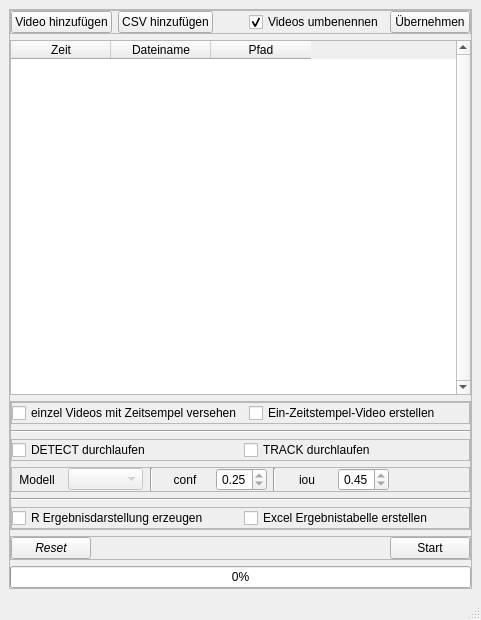
Above: Entwicklung/mainUi.ui from PetersLogistik/AddOn-OpenTrafficCam before the change. Below: the same form after it.
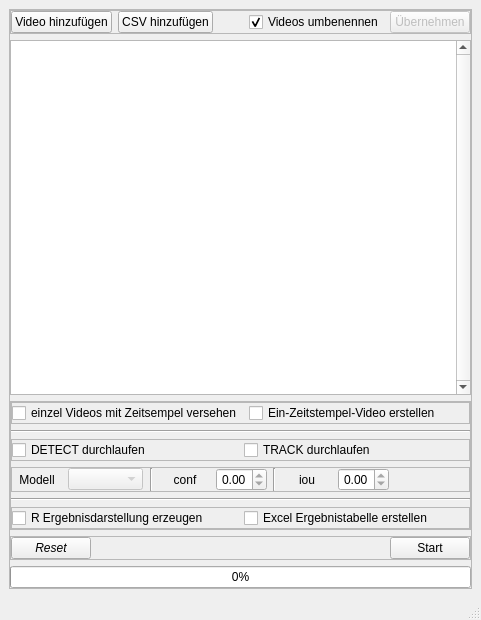
That is the form after the change. Icons and pictures are not drawn.

Diff of the .ui file:
```diff
--- a/Entwicklung/mainUi.ui
+++ b/Entwicklung/mainUi.ui
@@ -115,6 +115,9 @@
           </item>
           <item>
            <widget class="QPushButton" name="reloadButton">
+            <property name="enabled">
+             <bool>false</bool>
+            </property>
             <property name="text">
              <string notr="true">Übernehmen</string>
             </property>
@@ -140,24 +143,6 @@
          <attribute name="verticalHeaderCascadingSectionResizes">
           <bool>true</bool>
          </attribute>
-         <column>
-          <property name="text">
-           <string notr="true">Zeit</string>
-          </property>
-         </column>
-         <column>
-          <property name="text">
-           <string notr="true">Dateiname</string>
-          </property>
-         </column>
-         <column>
-          <property name="text">
-           <string notr="true">Pfad</string>
-          </property>
-          <property name="toolTip">
-           <string/>
-          </property>
-         </column>
         </widget>
        </item>
        <item>
@@ -387,9 +372,15 @@
                <property name="enabled">
                 <bool>true</bool>
                </property>
+               <property name="minimumSize">
+                <size>
+                 <width>50</width>
+                 <height>0</height>
+                </size>
+               </property>
                <property name="maximumSize">
                 <size>
-                 <width>60</width>
+                 <width>70</width>
                  <height>16777215</height>
                 </size>
                </property>
@@ -406,7 +397,7 @@
                 <double>0.010000000000000</double>
                </property>
                <property name="value">
-                <double>0.250000000000000</double>
+                <double>0.000000000000000</double>
                </property>
               </widget>
              </item>
@@ -444,9 +435,15 @@
                <property name="enabled">
                 <bool>true</bool>
                </property>
+               <property name="minimumSize">
+                <size>
+                 <width>50</width>
+                 <height>0</height>
+                </size>
+               </property>
                <property name="maximumSize">
                 <size>
-                 <width>60</width>
+                 <width>70</width>
                  <height>16777215</height>
                 </size>
                </property>
@@ -463,7 +460,7 @@
                 <double>0.010000000000000</double>
                </property>
                <property name="value">
-                <double>0.450000000000000</double>
+                <double>0.000000000000000</double>
                </property>
               </widget>
              </item>
```
Left out of the diff: 2 changed lines with no effect on the pictures.
